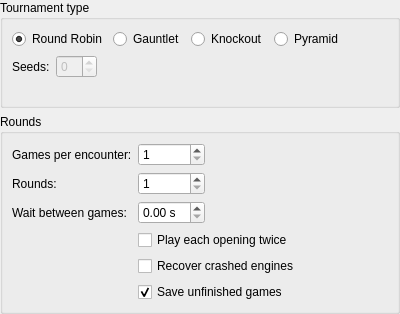
Above: projects/gui/ui/tournamentsettingswidget.ui from leedavid/QTggchess before the change. Below: the same form after it.
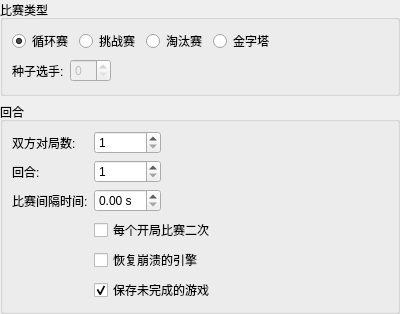
That is the form after the change.

Patch:
```diff
--- a/projects/gui/ui/tournamentsettingswidget.ui
+++ b/projects/gui/ui/tournamentsettingswidget.ui
@@ -29,7 +29,7 @@
    <item>
     <widget class="QGroupBox" name="groupBox">
      <property name="title">
-      <string>Tournament type</string>
+      <string>比赛类型</string>
      </property>
      <layout class="QVBoxLayout" name="verticalLayout_2">
       <item>
@@ -40,7 +40,7 @@
            <string>Round-robin tournament</string>
           </property>
           <property name="text">
-           <string>Round Robin</string>
+           <string>循环赛</string>
           </property>
           <property name="checked">
            <bool>true</bool>
@@ -53,7 +53,7 @@
            <string>First engine plays against the rest</string>
           </property>
           <property name="text">
-           <string>Gauntlet</string>
+           <string>挑战赛</string>
           </property>
          </widget>
         </item>
@@ -63,7 +63,7 @@
            <string>Single-elimination tournament</string>
           </property>
           <property name="text">
-           <string>Knockout</string>
+           <string>淘汰赛</string>
           </property>
          </widget>
         </item>
@@ -73,7 +73,7 @@
            <string>Every engine plays against all of its predecessors</string>
           </property>
           <property name="text">
-           <string>Pyramid</string>
+           <string>金字塔</string>
           </property>
          </widget>
         </item>
@@ -110,7 +110,7 @@
         <item row="0" column="0">
          <widget class="QLabel" name="label_4">
           <property name="text">
-           <string>Seeds:</string>
+           <string>种子选手:</string>
           </property>
           <property name="buddy">
            <cstring>m_seedsSpin</cstring>
@@ -125,7 +125,7 @@
    <item>
     <widget class="QGroupBox" name="groupBox_2">
      <property name="title">
-      <string>Rounds</string>
+      <string>回合</string>
      </property>
      <layout class="QFormLayout" name="formLayout">
       <property name="fieldGrowthPolicy">
@@ -134,7 +134,7 @@
       <item row="0" column="0">
        <widget class="QLabel" name="label">
         <property name="text">
-         <string>Games per encounter:</string>
+         <string>双方对局数:</string>
         </property>
         <property name="buddy">
          <cstring>m_gamesPerEncounterSpin</cstring>
@@ -154,7 +154,7 @@
       <item row="1" column="0">
        <widget class="QLabel" name="label_2">
         <property name="text">
-         <string>Rounds:</string>
+         <string>回合:</string>
         </property>
         <property name="buddy">
          <cstring>m_roundsSpin</cstring>
@@ -174,7 +174,7 @@
       <item row="2" column="0">
        <widget class="QLabel" name="label_3">
         <property name="text">
-         <string>Wait between games:</string>
+         <string>比赛间隔时间:</string>
         </property>
         <property name="buddy">
          <cstring>m_waitSpin</cstring>
@@ -191,7 +191,7 @@
       <item row="3" column="1">
        <widget class="QCheckBox" name="m_repeatCheck">
         <property name="text">
-         <string>Play each opening twice</string>
+         <string>每个开局比赛二次</string>
         </property>
        </widget>
       </item>
@@ -201,14 +201,14 @@
          <string>If enabled, crashed engines are restarted and the tournament is not stopped.</string>
         </property>
         <property name="text">
-         <string>Recover crashed engines</string>
+         <string>恢复崩溃的引擎</string>
         </property>
        </widget>
       </item>
       <item row="5" column="1">
        <widget class="QCheckBox" name="m_saveUnfinishedGamesCheck">
         <property name="text">
-         <string>Save unfinished games</string>
+         <string>保存未完成的游戏</string>
         </property>
         <property name="checked">
          <bool>true</bool>
```
